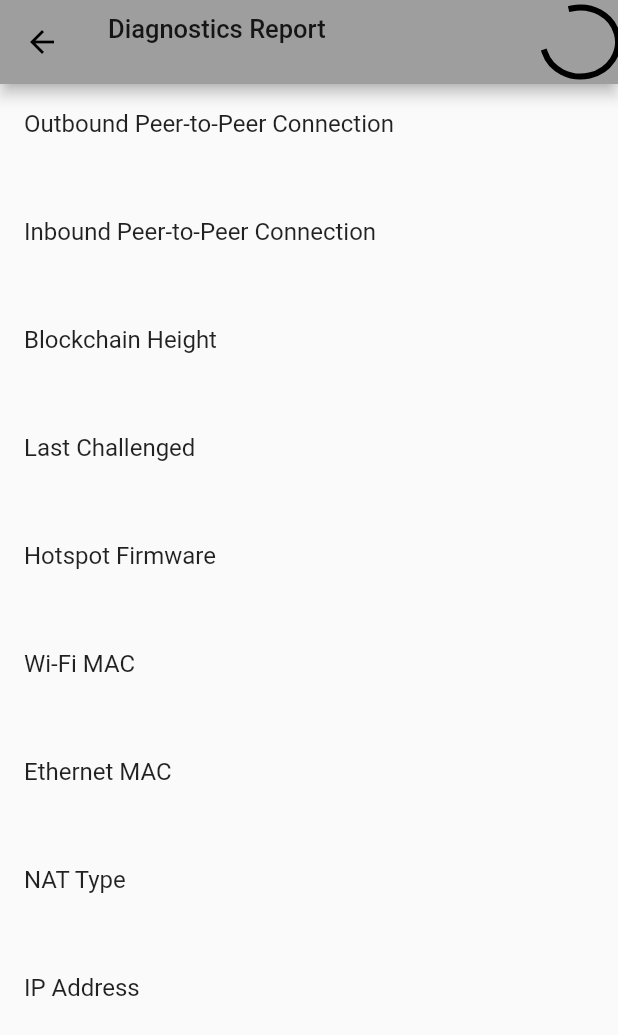
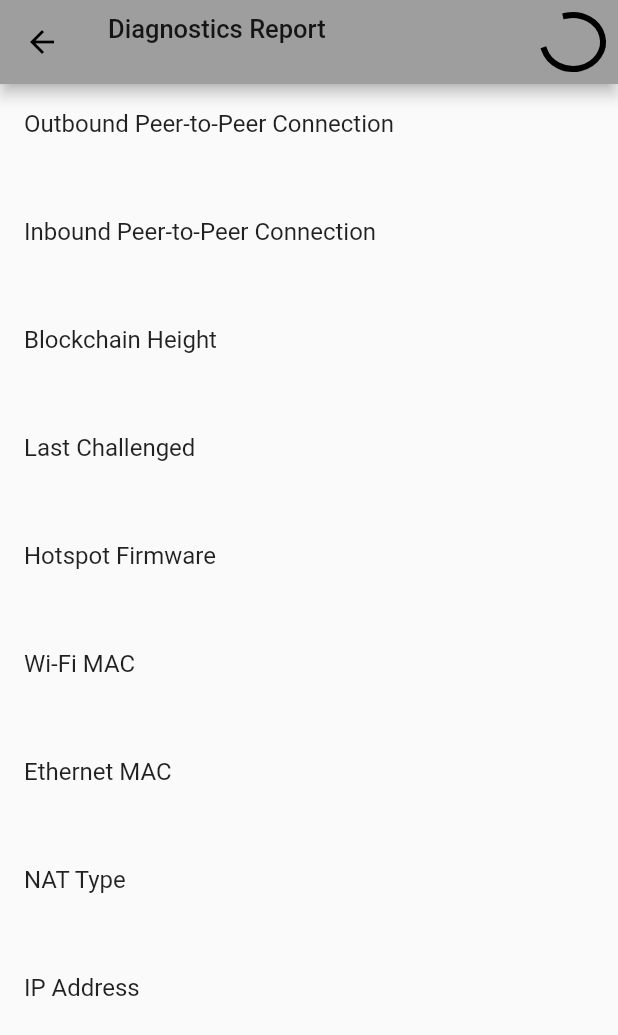
Before and after one commit to kent-williams/hotspot-utility, a Flutter app: the DiagnosticsScreen screen opened directly with empty values, on a phone screen of 412 x 824 dp. Shown: the top 1035 px of the screen. Run offline on Flutter 3.47's test engine with Material 2 defaults, Android fonts, the phone set to English and light mode, and no system bars; our stand-ins replace flutter_blue, flutter_icons, share; missing offline and left inert: pretty_json, protobuf; statements that could not run were skipped.

Commit message:
fix progress indicator padding

```diff
--- a/lib/src/screens/diagnostics_screen.dart
+++ b/lib/src/screens/diagnostics_screen.dart
@@ -237,7 +237,7 @@ class _DiagnosticsScreenState extends State<DiagnosticsScreen> {
                     return new Container(
                         width: 50.0,
                         height: 5.0,
-                        padding: const EdgeInsets.only(top: 5, bottom: 5),
+                        padding: const EdgeInsets.only(top: 10, bottom: 10, right: 10),
                         child: CircularProgressIndicator(
                           valueColor: AlwaysStoppedAnimation(Colors.black),
                         ));
```
